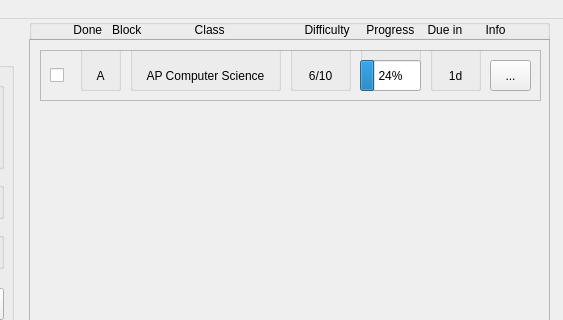
Before: the Qt Designer form uifiles/hwtracker.ui in weakunix/python_git, drawn with Qt 5; both pictures show x 237 to 800 and y 0 to 320 of the 800 by 643 pixel window.
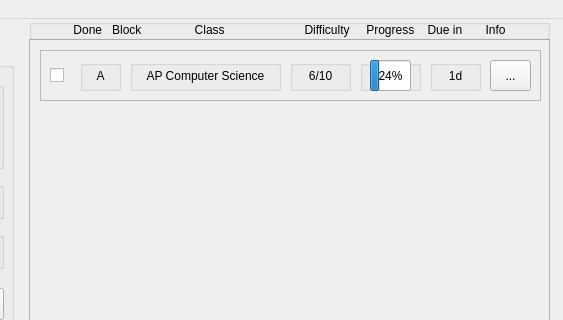
After: the same form once the commit is applied.

Diff of the .ui file:
```diff
--- a/uifiles/hwtracker.ui
+++ b/uifiles/hwtracker.ui
@@ -54,9 +54,9 @@
        <property name="geometry">
         <rect>
          <x>40</x>
-         <y>-10</y>
+         <y>10</y>
          <width>41</width>
-         <height>51</height>
+         <height>31</height>
         </rect>
        </property>
        <property name="title">
@@ -66,7 +66,7 @@
         <property name="geometry">
          <rect>
           <x>10</x>
-          <y>20</y>
+          <y>0</y>
           <width>21</width>
           <height>31</height>
          </rect>
@@ -83,9 +83,9 @@
        <property name="geometry">
         <rect>
          <x>90</x>
-         <y>-10</y>
+         <y>10</y>
          <width>151</width>
-         <height>51</height>
+         <height>31</height>
         </rect>
        </property>
        <property name="title">
@@ -95,9 +95,9 @@
         <property name="geometry">
          <rect>
           <x>10</x>
-          <y>25</y>
+          <y>0</y>
           <width>131</width>
-          <height>21</height>
+          <height>31</height>
          </rect>
         </property>
         <property name="text">
@@ -112,9 +112,9 @@
        <property name="geometry">
         <rect>
          <x>250</x>
-         <y>-10</y>
+         <y>10</y>
          <width>61</width>
-         <height>51</height>
+         <height>31</height>
         </rect>
        </property>
        <property name="title">
@@ -124,9 +124,9 @@
         <property name="geometry">
          <rect>
           <x>0</x>
-          <y>25</y>
+          <y>0</y>
           <width>61</width>
-          <height>21</height>
+          <height>31</height>
          </rect>
         </property>
         <property name="text">
@@ -154,9 +154,9 @@
        <property name="geometry">
         <rect>
          <x>320</x>
-         <y>-10</y>
+         <y>10</y>
          <width>61</width>
-         <height>51</height>
+         <height>31</height>
         </rect>
        </property>
        <property name="title">
@@ -165,9 +165,9 @@
        <widget class="QProgressBar" name="progressBar">
         <property name="geometry">
          <rect>
-          <x>0</x>
-          <y>20</y>
-          <width>61</width>
+          <x>10</x>
+          <y>0</y>
+          <width>41</width>
           <height>31</height>
          </rect>
         </property>
@@ -180,9 +180,9 @@
        <property name="geometry">
         <rect>
          <x>390</x>
-         <y>-10</y>
+         <y>10</y>
          <width>51</width>
-         <height>51</height>
+         <height>31</height>
         </rect>
        </property>
        <property name="title">
@@ -192,9 +192,9 @@
         <property name="geometry">
          <rect>
           <x>10</x>
-          <y>25</y>
+          <y>0</y>
           <width>31</width>
-          <height>21</height>
+          <height>31</height>
          </rect>
         </property>
         <property name="layoutDirection">
```
